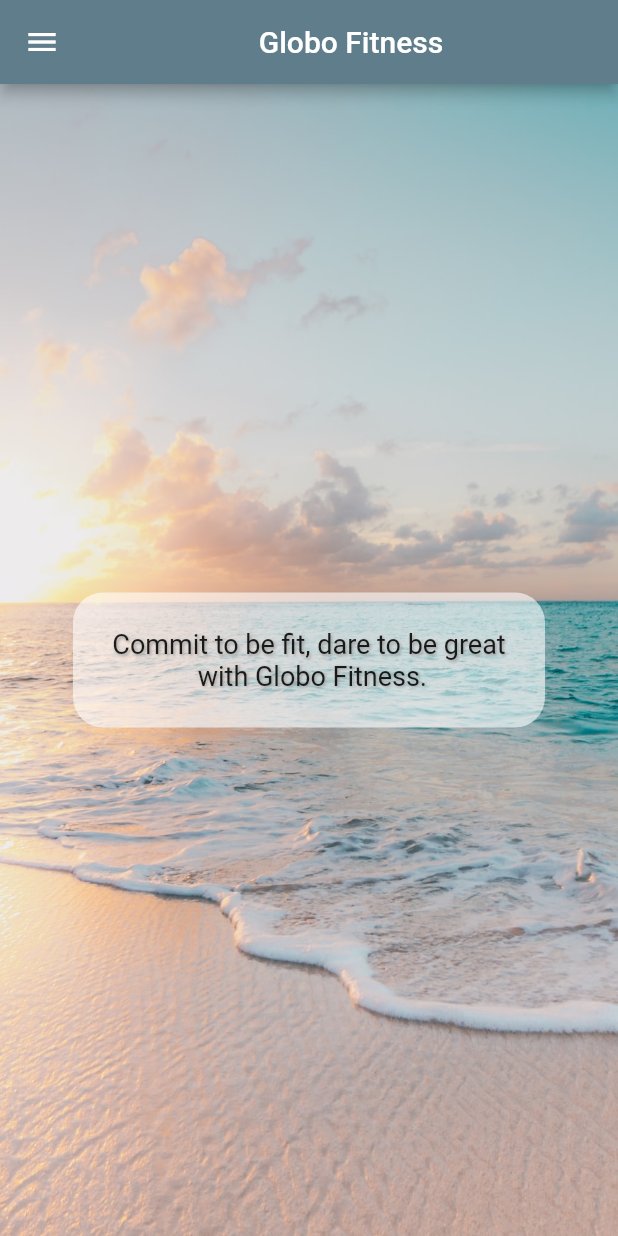
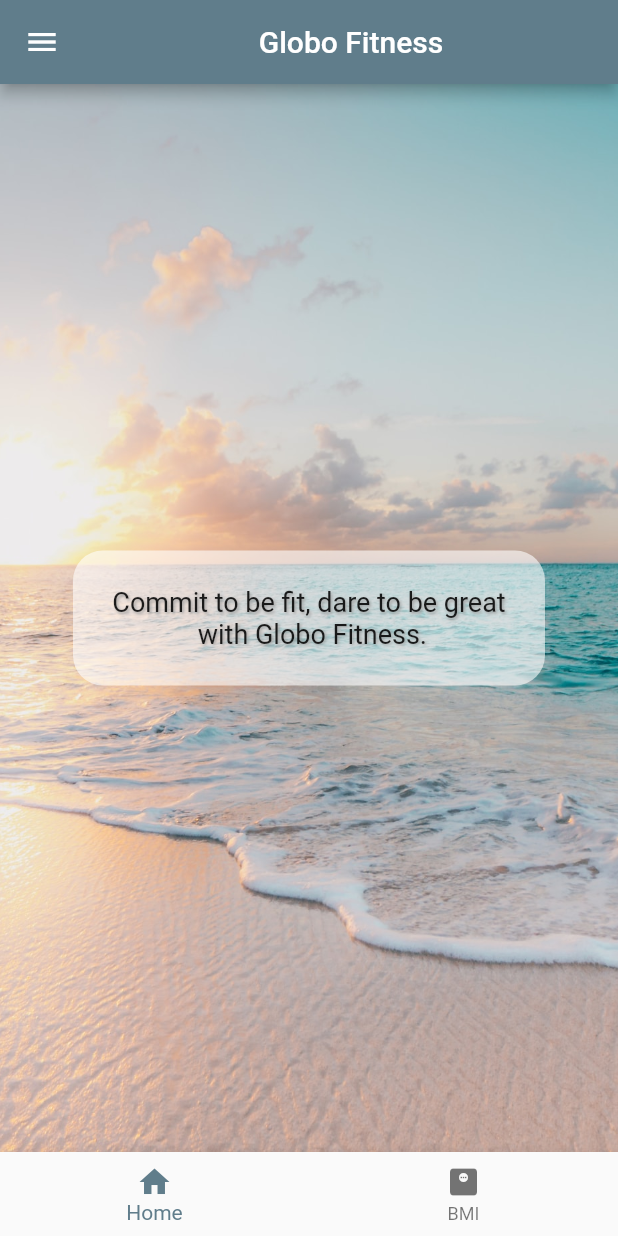
Before and after one commit to Nwabisa-Mawu/flutter_application_first, a Flutter app: the screen it shows after launch, on a phone screen of 412 x 824 dp. Run offline on Flutter 3.47's test engine with Material 2 defaults, Android fonts, the phone set to English and light mode, and no system bars.

Commit message:
started navigation

```diff
--- a/lib/main.dart
+++ b/lib/main.dart
@@ -3,6 +3,7 @@
 
 // package that has widgets from material design
 import 'package:flutter/material.dart';
+import 'package:flutter_application_first/screens/BMI_screen.dart';
 // Always have to import when you want use pieces of code outside of the file you're working in.
 import 'package:flutter_application_first/screens/intro_screen.dart';
 
@@ -23,6 +24,14 @@ class GlobeApp extends StatelessWidget {
     // this is where we will place all the widgets to be seen
     return MaterialApp(
       theme: ThemeData(primarySwatch: Colors.blueGrey),
+      // add the routes parameter which is key-value paired object
+      // the keys are strings with the route names, the values are builders.
+      // these route names will be used in the bottom nav widget to set the page routes
+      routes: {
+        './': (context) => IntroScreen(),
+        '/bmi':(context) => BmiScreen(),
+      },
+        // initialRoute: '/', - not setting the initial route because not required as I have a homepage set up
         // this is code for the home page of the app
         home: IntroScreen());
   }
--- a/lib/screens/intro_screen.dart
+++ b/lib/screens/intro_screen.dart
@@ -11,8 +11,21 @@ class IntroScreen extends StatelessWidget {
     return Scaffold(
       // the appbar gives you the top navigation tab for mobile home page
       appBar: AppBar(title: Center(child: const Text('Globo Fitness'))),
+
       // this is where you place the menu drawer
       drawer: MenuDrawer(),
+
+      // Bottom navbar
+      bottomNavigationBar: BottomNavigationBar(
+
+        items: [
+          BottomNavigationBarItem(icon: Icon(Icons.home),
+          label: 'Home'
+          ),
+          BottomNavigationBarItem(icon: Icon(Icons.monitor_weight), label: 'BMI')
+        ],
+      ),
+
       // this is where you put the body content of the home page
       // this is the container for the whole body
       body: Container(
```
Also changed, not shown: lib/screens/BMI_screen.dart (added, +17 -0 lines), lib/shared/menu_drawer.dart (+25 -4 lines).
